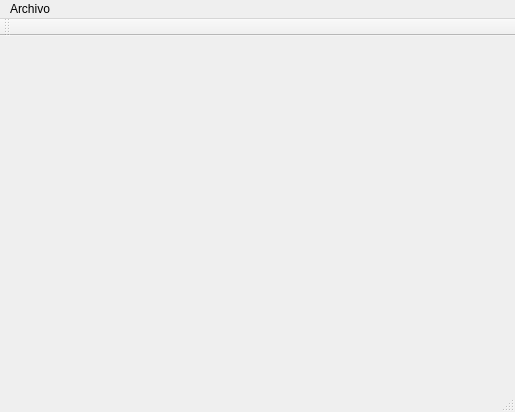
Suryavf/PhotoEditor, file photoeditor.ui: the form before one commit.
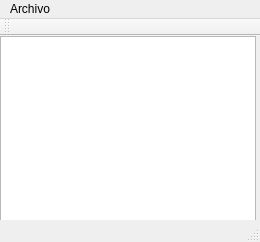
The form after the commit.

The edit to the form file:
```diff
--- a/photoeditor.ui
+++ b/photoeditor.ui
@@ -6,20 +6,31 @@
    <rect>
     <x>0</x>
     <y>0</y>
-    <width>515</width>
-    <height>412</height>
+    <width>260</width>
+    <height>242</height>
    </rect>
   </property>
   <property name="windowTitle">
    <string>PhotoEditor</string>
   </property>
-  <widget class="QWidget" name="centralWidget"/>
+  <widget class="QWidget" name="centralWidget">
+   <widget class="QGraphicsView" name="Image">
+    <property name="geometry">
+     <rect>
+      <x>0</x>
+      <y>0</y>
+      <width>256</width>
+      <height>192</height>
+     </rect>
+    </property>
+   </widget>
+  </widget>
   <widget class="QMenuBar" name="menuBar">
    <property name="geometry">
     <rect>
      <x>0</x>
      <y>0</y>
-     <width>515</width>
+     <width>260</width>
      <height>22</height>
     </rect>
    </property>
```
Left out of the diff: 12 changed lines with no effect on the pictures.
